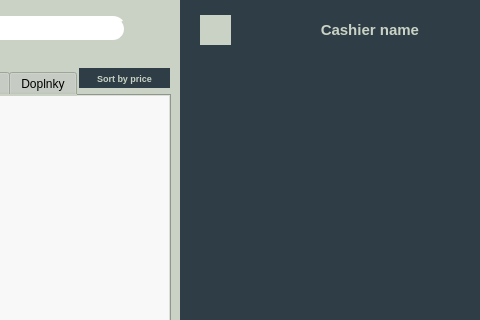
The window that source/code/main.ui (tomas-magat/camels-eshop-infosystem) describes before a commit, drawn with Qt 5; both pictures show x 320 to 800 and y 0 to 320 of the 800 by 450 pixel window.
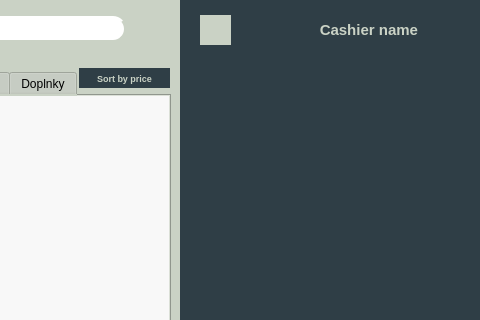
The same window after the commit. The open tabs and pages were chosen to show the change. Icons and pictures are not drawn.

Commit message: A try to make portal screen responsive

```diff
--- a/source/code/main.ui
+++ b/source/code/main.ui
@@ -10,13 +10,19 @@
     <height>450</height>
    </rect>
   </property>
+  <property name="sizePolicy">
+   <sizepolicy hsizetype="Preferred" vsizetype="Preferred">
+    <horstretch>0</horstretch>
+    <verstretch>0</verstretch>
+   </sizepolicy>
+  </property>
   <property name="minimumSize">
    <size>
     <width>800</width>
     <height>450</height>
    </size>
   </property>
-  <property name="maximumSize">
+  <property name="baseSize">
    <size>
     <width>800</width>
     <height>450</height>
@@ -40,28 +46,52 @@
    <string notr="true">background-color: #cad2c5;</string>
   </property>
   <widget class="QWidget" name="centralContainer">
+   <layout class="QGridLayout" name="gridLayout">
+    <property name="leftMargin">
+     <number>0</number>
+    </property>
+    <property name="topMargin">
+     <number>0</number>
+    </property>
+    <property name="rightMargin">
+     <number>0</number>
+    </property>
+    <property name="bottomMargin">
+     <number>0</number>
+    </property>
+    <property name="spacing">
+     <number>0</number>
+    </property>
+    <item row="0" column="0">
    <widget class="QStackedWidget" name="screens">
-    <property name="geometry">
-     <rect>
-      <x>0</x>
-      <y>0</y>
-      <width>801</width>
-      <height>451</height>
-     </rect>
-    </property>
     <property name="currentIndex">
      <number>4</number>
     </property>
     <widget class="QWidget" name="portal">
+       <property name="sizePolicy">
+        <sizepolicy hsizetype="Expanding" vsizetype="Expanding">
+         <horstretch>0</horstretch>
+         <verstretch>0</verstretch>
+        </sizepolicy>
+       </property>
+       <layout class="QHBoxLayout" name="horizontalLayout_17">
+        <property name="spacing">
+         <number>0</number>
+        </property>
+        <property name="leftMargin">
+         <number>0</number>
+        </property>
+        <property name="topMargin">
+         <number>0</number>
+        </property>
+        <property name="rightMargin">
+         <number>0</number>
+        </property>
+        <property name="bottomMargin">
+         <number>0</number>
+        </property>
+        <item>
      <widget class="QWidget" name="left" native="true">
-      <property name="geometry">
-       <rect>
-        <x>0</x>
-        <y>0</y>
-        <width>501</width>
-        <height>451</height>
-       </rect>
-      </property>
       <layout class="QVBoxLayout" name="verticalLayout">
        <property name="spacing">
         <number>0</number>
@@ -752,14 +782,20 @@
        </item>
       </layout>
      </widget>
+        </item>
+        <item>
      <widget class="QWidget" name="right" native="true">
-      <property name="geometry">
-       <rect>
-        <x>500</x>
-        <y>0</y>
-        <width>301</width>
-        <height>451</height>
-       </rect>
+          <property name="sizePolicy">
+           <sizepolicy hsizetype="Fixed" vsizetype="Preferred">
+            <horstretch>0</horstretch>
+            <verstretch>0</verstretch>
+           </sizepolicy>
+          </property>
+          <property name="minimumSize">
+           <size>
+            <width>300</width>
+            <height>0</height>
+           </size>
       </property>
       <property name="styleSheet">
        <string notr="true">background-color: #2f3e46;</string>
@@ -788,6 +824,12 @@
            <height>60</height>
           </size>
          </property>
+             <property name="maximumSize">
+              <size>
+               <width>16777215</width>
+               <height>60</height>
+              </size>
+             </property>
          <layout class="QHBoxLayout" name="horizontalLayout">
           <property name="spacing">
            <number>10</number>
@@ -1009,6 +1051,8 @@
        </item>
       </layout>
      </widget>
+        </item>
+       </layout>
     </widget>
     <widget class="QWidget" name="login">
      <widget class="QLabel" name="userIcon">
@@ -5200,6 +5244,8 @@
      </widget>
     </widget>
    </widget>
+    </item>
+   </layout>
   </widget>
  </widget>
  <resources/>
```
Left out of the diff: 54 changed lines with no effect on the pictures. Lines whose indentation alone changed are shown as unchanged. The commit also changes 5 other files.
